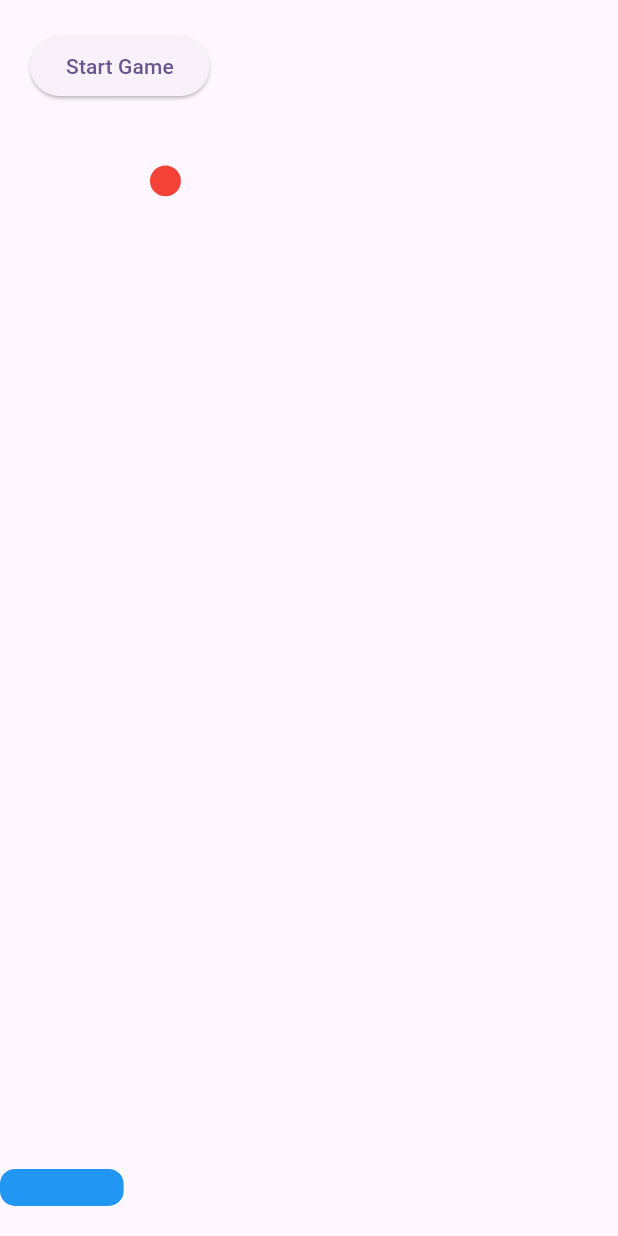
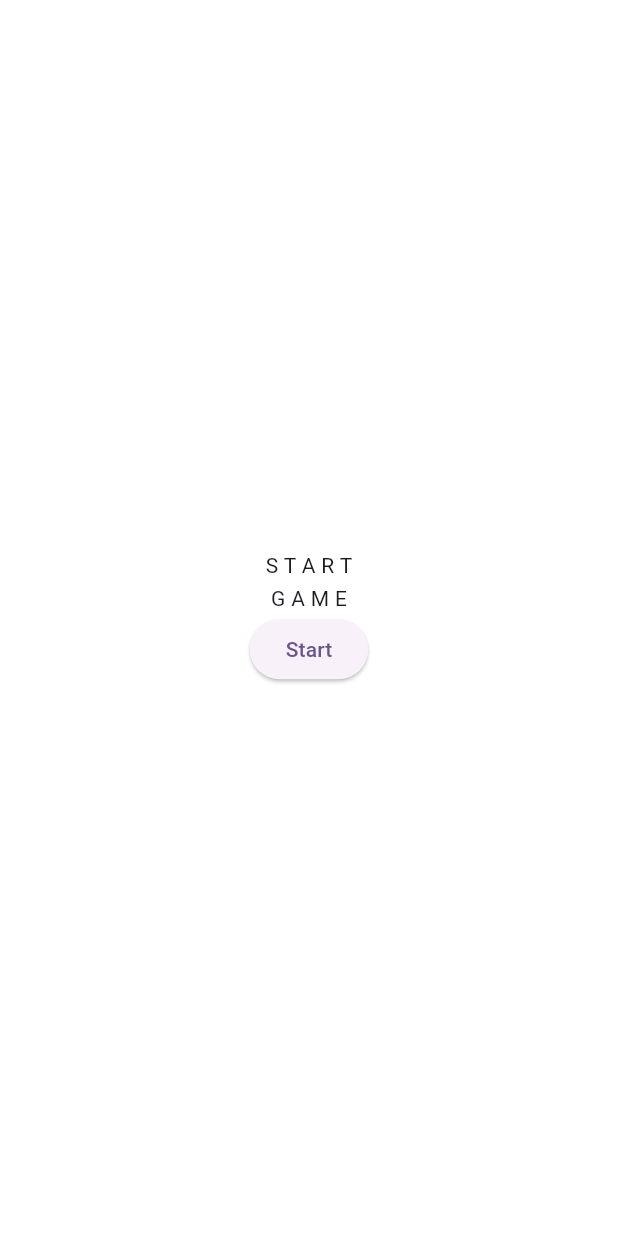
Before and after one commit to ThatLinuxGuyYouKnow/BrickBreaker, a Flutter app: the screen it shows after launch, on a phone screen of 412 x 824 dp. Run offline on Flutter 3.47's test engine with Material 3 defaults, Android fonts, the phone set to English and light mode, and no system bars.

Commit message:
using enums to track game state

```diff
--- /dev/null
+++ b/lib/GameManager/gameStateEnum.dart
@@ -0,0 +1,5 @@
+enum GameState {
+  hasStarted,
+  hasEnded,
+  hasNotStarted,
+}
--- a/lib/GameManager/gameStateManager.dart
+++ b/lib/GameManager/gameStateManager.dart
@@ -1,32 +1,78 @@
+import 'package:flutter/material.dart';
 import 'package:brickbreaker/GameManager/game-manger.dart';
+import 'package:brickbreaker/GameManager/gameStateEnum.dart';
 import 'package:brickbreaker/mainGameScreen.dart';
-import 'package:flutter/material.dart';
 
-class GameStateManager extends StatelessWidget {
-  GameStateManager({super.key});
+class GameStateManager extends StatefulWidget {
+  const GameStateManager({Key? key}) : super(key: key);
 
+  @override
+  _GameStateManagerState createState() => _GameStateManagerState();
+}
+
+class _GameStateManagerState extends State<GameStateManager> {
+  late GameManager gameManager;
+
+  @override
+  void initState() {
+    super.initState();
+    gameManager = GameManager(0.0, context);
+    gameManager.setUpdateCallback(() {
+      if (mounted) {
+        setState(() {});
+      }
+    });
+  }
+
+  @override
   Widget build(BuildContext context) {
     double screenWidth = MediaQuery.of(context).size.width;
     double screenHeight = MediaQuery.of(context).size.height;
-    return Stack(
+
+    return Scaffold(
+      body: Stack(
         children: [
           Container(
             height: screenHeight,
             width: screenWidth,
             color: Colors.white,
             child: Center(
-              child: Column(
+              child: gameManager.gameState == GameState.hasEnded
+                  ? Column(
+                      mainAxisAlignment: MainAxisAlignment.center,
+                      children: [
+                        Text('G A M E'),
+                        SizedBox(height: screenHeight * .002),
+                        Text('O V E R'),
+                        ElevatedButton(
+                          onPressed: () {
+                            gameManager.startGame();
+                          },
+                          child: Text('Restart'),
+                        ),
+                      ],
+                    )
+                  : gameManager.gameState == GameState.hasNotStarted
+                      ? Column(
+                          mainAxisAlignment: MainAxisAlignment.center,
                           children: [
                             Text('S T A R T'),
-              SizedBox(
-                height: screenHeight * .002,
+                            SizedBox(height: screenHeight * .002),
+                            Text('G A M E'),
+                            ElevatedButton(
+                              onPressed: () {
+                                gameManager.startGame();
+                              },
+                              child: Text('Start'),
                             ),
-              Text('G A M E')
                           ],
-          )),
+                        )
+                      : SizedBox.shrink(),
             ),
-        BrickBreakerGame()
+          ),
+          if (gameManager.gameState == GameState.hasStarted) BrickBreakerGame(),
         ],
+      ),
     );
   }
 }
--- a/lib/game-assets/ball.dart
+++ b/lib/game-assets/ball.dart
@@ -1,27 +1,16 @@
 import 'package:flutter/material.dart';
 
 class Ball extends StatelessWidget {
-  final double ballX;
-  final double ballY;
-
-  const Ball({Key? key, required this.ballX, required this.ballY})
-      : super(key: key);
+  const Ball({Key? key}) : super(key: key);
 
   @override
   Widget build(BuildContext context) {
-    double screenWidth = MediaQuery.of(context).size.width;
-    double screenHeight = MediaQuery.of(context).size.height;
-
-    return Positioned(
-      left: ballX,
-      top: ballY,
-      child: Container(
-        width: screenWidth * 0.05, // Increased size for visibility
-        height: screenHeight * 0.05,
-        decoration: const BoxDecoration(
-          color: Colors.red,
-          shape: BoxShape.circle,
-        ),
+    return Container(
+      width: 10, // Adjust size as needed
+      height: 10,
+      decoration: BoxDecoration(
+        color: Colors.red,
+        shape: BoxShape.circle,
       ),
     );
   }
--- a/lib/mainGameScreen.dart
+++ b/lib/mainGameScreen.dart
@@ -1,7 +1,8 @@
+import 'package:flutter/material.dart';
 import 'package:brickbreaker/GameManager/game-manger.dart';
 import 'package:brickbreaker/game-assets/ball.dart';
 import 'package:brickbreaker/game-assets/paddle.dart';
-import 'package:flutter/material.dart';
+import 'package:brickbreaker/GameManager/gameStateEnum.dart';
 
 class BrickBreakerGame extends StatefulWidget {
   const BrickBreakerGame({Key? key}) : super(key: key);
@@ -17,25 +18,25 @@ class _BrickBreakerGameState extends State<BrickBreakerGame> {
   void initState() {
     super.initState();
     gameManager = GameManager(0.0, context);
+    gameManager.setUpdateCallback(() {
+      if (mounted) {
+        setState(() {});
+      }
+    });
   }
 
   void _updatePaddlePosition(double newPosition) {
-    setState(() {
     gameManager.updatePaddlePosition(newPosition);
-    });
   }
 
   @override
   Widget build(BuildContext context) {
-    return Scaffold(
-      body: LayoutBuilder(
-        builder: (context, constraints) {
     return Stack(
       children: [
         Positioned(
           left: gameManager.ballX,
           top: gameManager.ballY,
-                child: Ball(ballX: gameManager.ballX, ballY: gameManager.ballY),
+          child: Ball(),
         ),
         Positioned(
           left: gameManager.paddleX,
@@ -47,22 +48,19 @@ class _BrickBreakerGameState extends State<BrickBreakerGame> {
           left: 20,
           child: ElevatedButton(
             onPressed: () {
-                    if (gameManager.isGameRunning) {
+              if (gameManager.gameState == GameState.hasStarted) {
                 gameManager.stopGame();
               } else {
                 gameManager.startGame();
               }
-                    setState(() {});
             },
-                  child: Text(
-                      gameManager.isGameRunning ? 'Stop Game' : 'Start Game'),
+            child: Text(gameManager.gameState == GameState.hasStarted
+                ? 'Stop Game'
+                : 'Start Game'),
           ),
         ),
         // Add other game elements here (bricks, score, etc.)
       ],
-          );
-        },
-      ),
     );
   }
 
```
Also changed, not shown: lib/GameManager/game-manger.dart (+15 -16 lines). Lines whose indentation alone changed are shown as unchanged.
